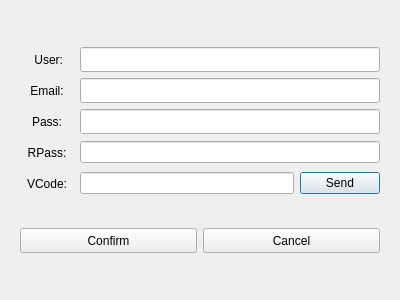
First picture: the form in client/sschat/registerdialog.ui, repository lshuaishuai/InstantMessaging, before the edit.
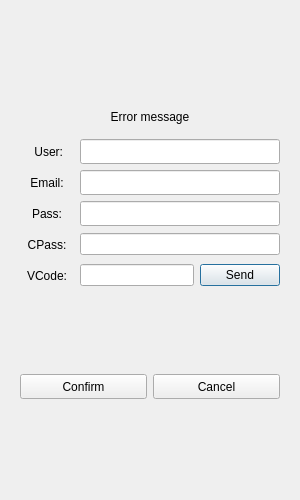
Second picture: the form after the edit.

```diff
--- a/client/sschat/registerdialog.ui
+++ b/client/sschat/registerdialog.ui
@@ -6,10 +6,22 @@
    <rect>
     <x>0</x>
     <y>0</y>
-    <width>400</width>
-    <height>300</height>
+    <width>300</width>
+    <height>500</height>
    </rect>
   </property>
+  <property name="minimumSize">
+   <size>
+    <width>300</width>
+    <height>500</height>
+   </size>
+  </property>
+  <property name="maximumSize">
+   <size>
+    <width>300</width>
+    <height>500</height>
+   </size>
+  </property>
   <property name="windowTitle">
    <string>Dialog</string>
   </property>
@@ -36,6 +48,22 @@
            </property>
           </spacer>
          </item>
+         <item>
+          <widget class="QWidget" name="widget" native="true">
+           <layout class="QVBoxLayout" name="verticalLayout_3">
+            <item>
+             <widget class="QLabel" name="err_tip">
+              <property name="text">
+               <string>Error message</string>
+              </property>
+              <property name="alignment">
+               <set>Qt::AlignmentFlag::AlignCenter</set>
+              </property>
+             </widget>
+            </item>
+           </layout>
+          </widget>
+         </item>
          <item>
           <layout class="QHBoxLayout" name="horizontalLayout_2">
            <item>
@@ -179,7 +207,7 @@
               </size>
              </property>
              <property name="text">
-              <string>RPass:</string>
+              <string>CPass:</string>
              </property>
              <property name="alignment">
               <set>Qt::AlignmentFlag::AlignCenter</set>
```
Left out of the diff: 4 changed lines with no effect on the pictures.
